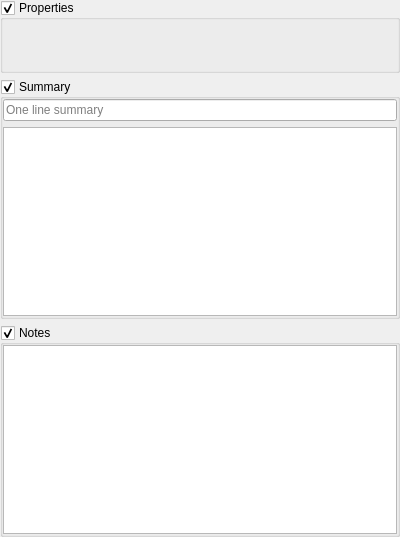
Qt form src/ui/views/metadataView_ui.ui (olivierkes/manuskript) before a commit.
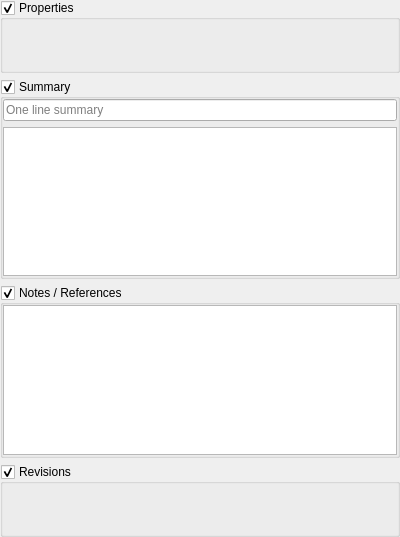
The same form after that commit. Custom widgets are drawn as their Qt base class.

Patch:
```diff
--- a/src/ui/views/metadataView_ui.ui
+++ b/src/ui/views/metadataView_ui.ui
@@ -85,7 +85,7 @@
    <item>
     <widget class="collapsibleGroupBox2" name="groupBox_6">
      <property name="title">
-      <string>Notes</string>
+      <string>Notes / References</string>
      </property>
      <property name="flat">
       <bool>true</bool>
@@ -103,6 +103,34 @@
      </layout>
     </widget>
    </item>
+   <item>
+    <widget class="collapsibleGroupBox2" name="groupBox_7">
+     <property name="title">
+      <string>Revisions</string>
+     </property>
+     <property name="flat">
+      <bool>true</bool>
+     </property>
+     <property name="checkable">
+      <bool>true</bool>
+     </property>
+     <layout class="QVBoxLayout" name="verticalLayout_2">
+      <property name="margin">
+       <number>0</number>
+      </property>
+      <item>
+       <widget class="revisions" name="revisions" native="true">
+        <property name="minimumSize">
+         <size>
+          <width>0</width>
+          <height>50</height>
+         </size>
+        </property>
+       </widget>
+      </item>
+     </layout>
+    </widget>
+   </item>
   </layout>
  </widget>
  <customwidgets>
@@ -133,6 +161,12 @@
    <extends>QTextEdit</extends>
    <header>ui.views.textEditCompleter.h</header>
   </customwidget>
+  <customwidget>
+   <class>revisions</class>
+   <extends>QWidget</extends>
+   <header>ui.revisions.h</header>
+   <container>1</container>
+  </customwidget>
  </customwidgets>
  <resources/>
  <connections/>
```
